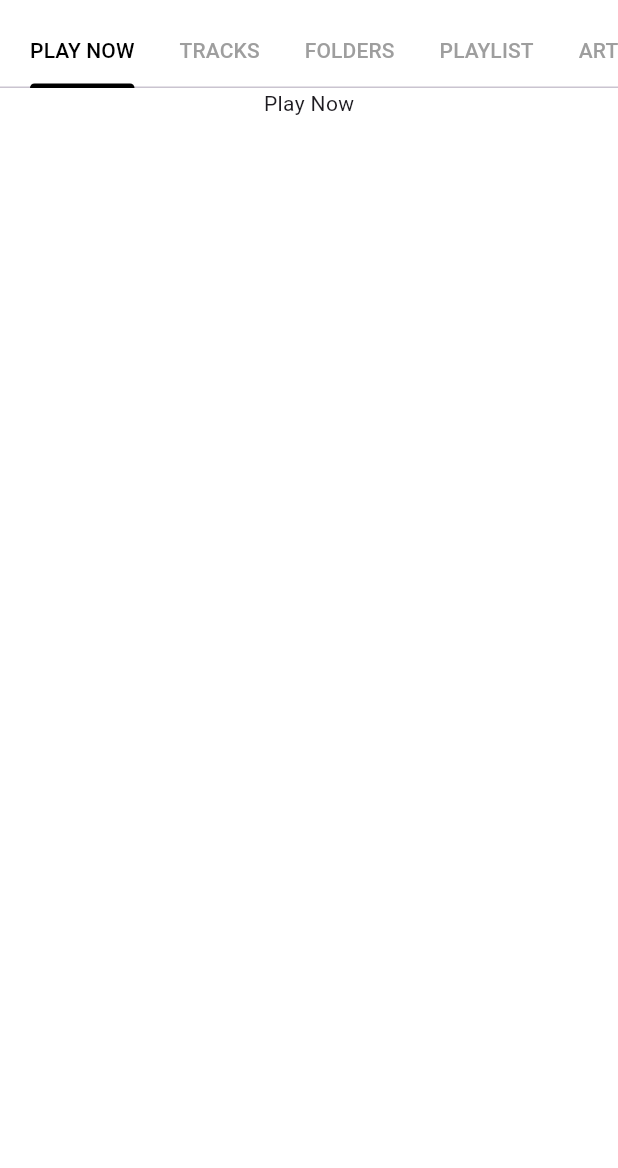
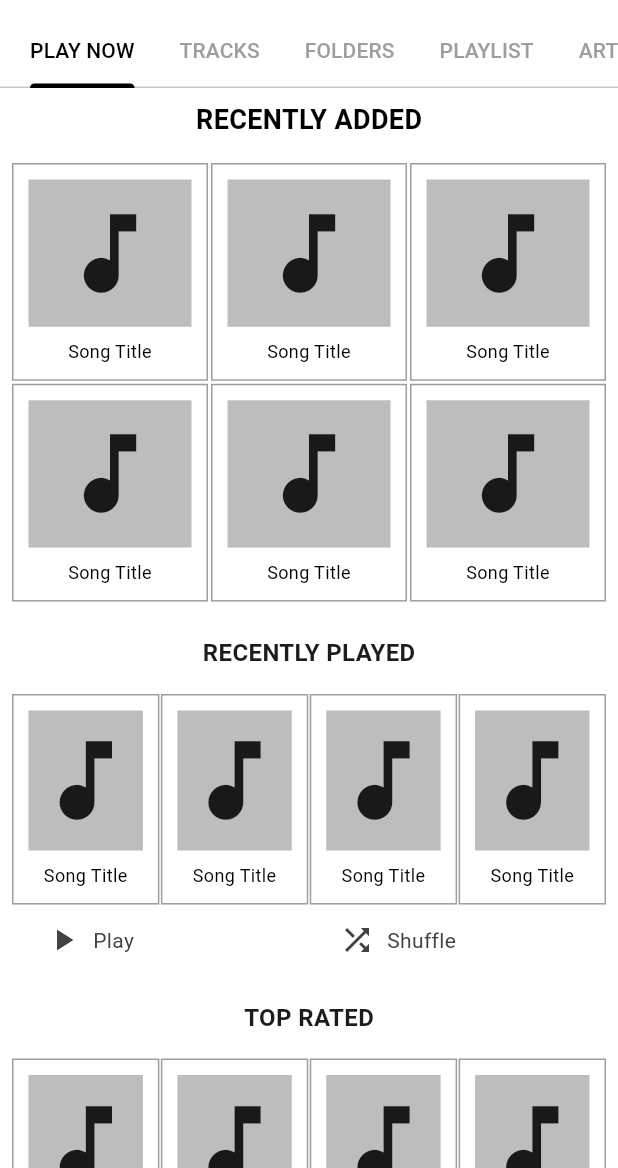
Before and after one commit to Fine-Guy-21/Flutter_Music_Player, a Flutter app: the screen it shows after launch, on a phone screen of 412 x 824 dp, the part 68-1236 px from its top. Run offline on Flutter 3.47's test engine with Material 3 defaults, Android fonts, the phone set to English and light mode, and no system bars; our stand-ins replace material_design_icons_flutter; Roboto replaces fonts that are missing (Lato-Bold).

Commit message:
playnow ui updated + colors change

```diff
--- a/fine_music_player/lib/view/widgets/albums.dart
+++ b/fine_music_player/lib/view/widgets/albums.dart
@@ -50,10 +50,10 @@ class AlbumsContainer extends StatelessWidget {
         name == ""
             ? Container(
                 padding: EdgeInsets.all(5),
-                color: color.primaryTextColor,
+                color: Colors.grey.shade400,
                 child: Icon(
                   MdiIcons.disc,
-                  color: color.backgroundColor,
+                  color: Colors.black,
                   size: 80,
                 ),
               )
--- a/fine_music_player/lib/view/widgets/artists.dart
+++ b/fine_music_player/lib/view/widgets/artists.dart
@@ -46,10 +46,10 @@ class ArtistsContainer extends StatelessWidget {
         name == ""
             ? Container(
                 padding: EdgeInsets.all(10),
-                color: color.primaryTextColor,
+                color: Colors.grey.shade400,
                 child: Icon(
                   Icons.person,
-                  color: color.backgroundColor,
+                  color: Colors.black,
                   size: 65,
                 ),
               )
--- a/fine_music_player/lib/view/widgets/folders.dart
+++ b/fine_music_player/lib/view/widgets/folders.dart
@@ -58,10 +58,10 @@ class FoldersContainer extends StatelessWidget {
             name == ""
                 ? Container(
                     padding: EdgeInsets.all(10),
-                    color: color.primaryTextColor,
+                    color: Colors.grey.shade400,
                     child: Icon(
                       Icons.folder_copy_outlined,
-                      color: color.backgroundColor,
+                      color: Colors.black,
                       size: 40,
                     ),
                   )
--- a/fine_music_player/lib/view/widgets/mostplayed.dart
+++ b/fine_music_player/lib/view/widgets/mostplayed.dart
@@ -49,10 +49,10 @@ class MostplayedContainer extends StatelessWidget {
           name == ""
               ? Container(
                   padding: EdgeInsets.all(10),
-                  color: color.primaryTextColor,
+                  color: Colors.grey.shade400,
                   child: Icon(
                     Icons.music_note,
-                    color: color.backgroundColor,
+                    color: Colors.black,
                     size: 40,
                   ),
                 )
--- a/fine_music_player/lib/view/widgets/playlists.dart
+++ b/fine_music_player/lib/view/widgets/playlists.dart
@@ -94,10 +94,10 @@ class PlaylistsContainer extends StatelessWidget {
             name.isEmpty
                 ? Container(
                     padding: EdgeInsets.all(10),
-                    color: color.primaryTextColor,
+                    color: Colors.grey.shade400,
                     child: Icon(
                       Icons.playlist_play,
-                      color: color.backgroundColor,
+                      color: Colors.black,
                       size: 40,
                     ),
                   )
--- a/fine_music_player/lib/view/widgets/playnow.dart
+++ b/fine_music_player/lib/view/widgets/playnow.dart
@@ -1,24 +1,185 @@
+import 'package:fine_music_player/model/colors.dart';
 import 'package:flutter/material.dart';
 
 class PlayNowContainers extends StatelessWidget {
   final bool isDarkMode;
   const PlayNowContainers({super.key, required this.isDarkMode});
-  final String name = "";
 
   @override
   Widget build(BuildContext context) {
+    AppColors appColors = AppColors(isDarkMode);
     return SingleChildScrollView(
-      child: Center(
-        child: Text('Play Now'),
+      child: Column(
+        children: [
+          _buildDoubleGrid('RECENTLY ADDED', appColors),
+          const SizedBox(height: 10),
+          _buildMiniGrid('RECENTLY PLAYED', appColors),
+          const SizedBox(height: 10),
+          _buildMiniGrid('TOP RATED', appColors),
+          const SizedBox(height: 10),
+          _buildMiniGrid('NEVER PLAYED', appColors),
+          const SizedBox(height: 10),
+          _buildMiniGrid('FAVORITES', appColors),
+          const SizedBox(height: 20),
+        ],
       ),
     );
   }
+
+  Widget _buildDoubleGrid(String title, AppColors color) {
+    return Container(
+      decoration: BoxDecoration(
+        borderRadius: BorderRadius.circular(8),
+      ),
+      child: Column(
+        children: [
+          Padding(
+            padding: const EdgeInsets.all(8.0),
+            child: Text(
+              title,
+              style: TextStyle(
+                fontWeight: FontWeight.bold,
+                fontSize: 18,
+                color: color.primaryTextColor,
+              ),
+            ),
+          ),
+          SizedBox(
+            height: 305, // Fixed height to constrain the GridView
+            child: GridView.builder(
+              physics: const NeverScrollableScrollPhysics(),
+              padding: const EdgeInsets.all(8),
+              itemCount: 6,
+              gridDelegate: const SliverGridDelegateWithFixedCrossAxisCount(
+                crossAxisCount: 3,
+                crossAxisSpacing: 2,
+                mainAxisSpacing: 2,
+                childAspectRatio: 0.9,
+              ),
+              itemBuilder: (context, index) {
+                return _buildSongItem(color);
+              },
+            ),
+          ),
+        ],
+      ),
+    );
+  }
+
+  Widget _buildMiniGrid(String title, AppColors color) {
+    return Container(
+      decoration: BoxDecoration(
+        borderRadius: BorderRadius.circular(8),
+      ),
+      child: Column(
+        children: [
+          Padding(
+            padding: const EdgeInsets.all(8.0),
+            child: Text(
+              title,
+              style: const TextStyle(
+                fontWeight: FontWeight.bold,
+                fontSize: 16,
+              ),
+            ),
+          ),
+          SizedBox(
+            height: 150, // Fixed height to constrain the GridView
+            child: GridView.builder(
+              physics:
+                  const NeverScrollableScrollPhysics(), // Disable scrolling
+              padding: const EdgeInsets.all(8),
+              itemCount: 4,
+              gridDelegate: const SliverGridDelegateWithFixedCrossAxisCount(
+                crossAxisCount: 4,
+                crossAxisSpacing: 1,
+                mainAxisSpacing: 8,
+                childAspectRatio: 0.7,
+              ),
+              itemBuilder: (context, index) {
+                return _buildSongItem(color);
+              },
+            ),
+          ),
+          Padding(
+            padding: const EdgeInsets.all(10),
+            child: Row(
+              children: [
+                _buildButton(Icons.play_arrow, 'Play', color.unchangableColor),
+                _buildButton(Icons.shuffle, 'Shuffle', color.unchangableColor),
+              ],
+            ),
+          ),
+        ],
+      ),
+    );
+  }
+
+  Widget _buildSongItem(AppColors color) {
+    return GestureDetector(
+      onTap: () {},
+      child: Container(
+        padding: EdgeInsets.all(10),
+        decoration: BoxDecoration(
+          border: Border.all(width: 1, color: Colors.grey),
+        ),
+        child: Column(
+          mainAxisAlignment: MainAxisAlignment.center,
+          children: [
+            Expanded(
+              child: Container(
+                width: double.infinity * 0.8,
+                color: Colors.grey.shade400,
+                child: const Icon(Icons.music_note, size: 70),
+              ),
+            ),
+            const SizedBox(height: 8),
+            Text(
+              "Song Title",
+              style: TextStyle(
+                fontSize: 12,
+                color: isDarkMode ? Colors.white : Colors.black,
+              ),
+              textAlign: TextAlign.center,
+              maxLines: 1,
+              overflow: TextOverflow.ellipsis,
+            ),
+          ],
+        ),
+      ),
+    );
+  }
+
+  Widget _buildButton(IconData icon, String text, Color color) {
+    return Expanded(
+      child: GestureDetector(
+        child: Padding(
+          padding: const EdgeInsets.symmetric(horizontal: 20),
+          child: Row(
+            children: [
+              Icon(icon, color: color),
+              const SizedBox(width: 8), // Reduced from 20 for better spacing
+              Text(text, style: TextStyle(color: color)),
+            ],
+          ),
+        ),
+      ),
+    );
+  }
+
+  //
 }
 
+/*
+Recently Added
+Recently Played
+Top Rated
+Never Played
+Favorites
+*/
 
-// Recently Added
-// Most Played
-// Recently Played
-// Top Rated
-// Never Played
-// Favorites
+
+/*
+final response = await http.get(
+  Uri.parse('https://itunes.apple.com/search?term=ARTIST+TITLE&entity=song&limit=1'),
+); */
--- a/fine_music_player/lib/view/widgets/tracks.dart
+++ b/fine_music_player/lib/view/widgets/tracks.dart
@@ -33,10 +33,10 @@ class TracksContainer extends StatelessWidget {
           name == ""
               ? Container(
                   padding: EdgeInsets.all(10),
-                  color: color.primaryTextColor,
+                  color: Colors.grey.shade400,
                   child: Icon(
                     Icons.music_note,
-                    color: color.backgroundColor,
+                    color: Colors.black,
                     size: 40,
                   ),
                 )
```
Also changed, not shown: 2 other files.
